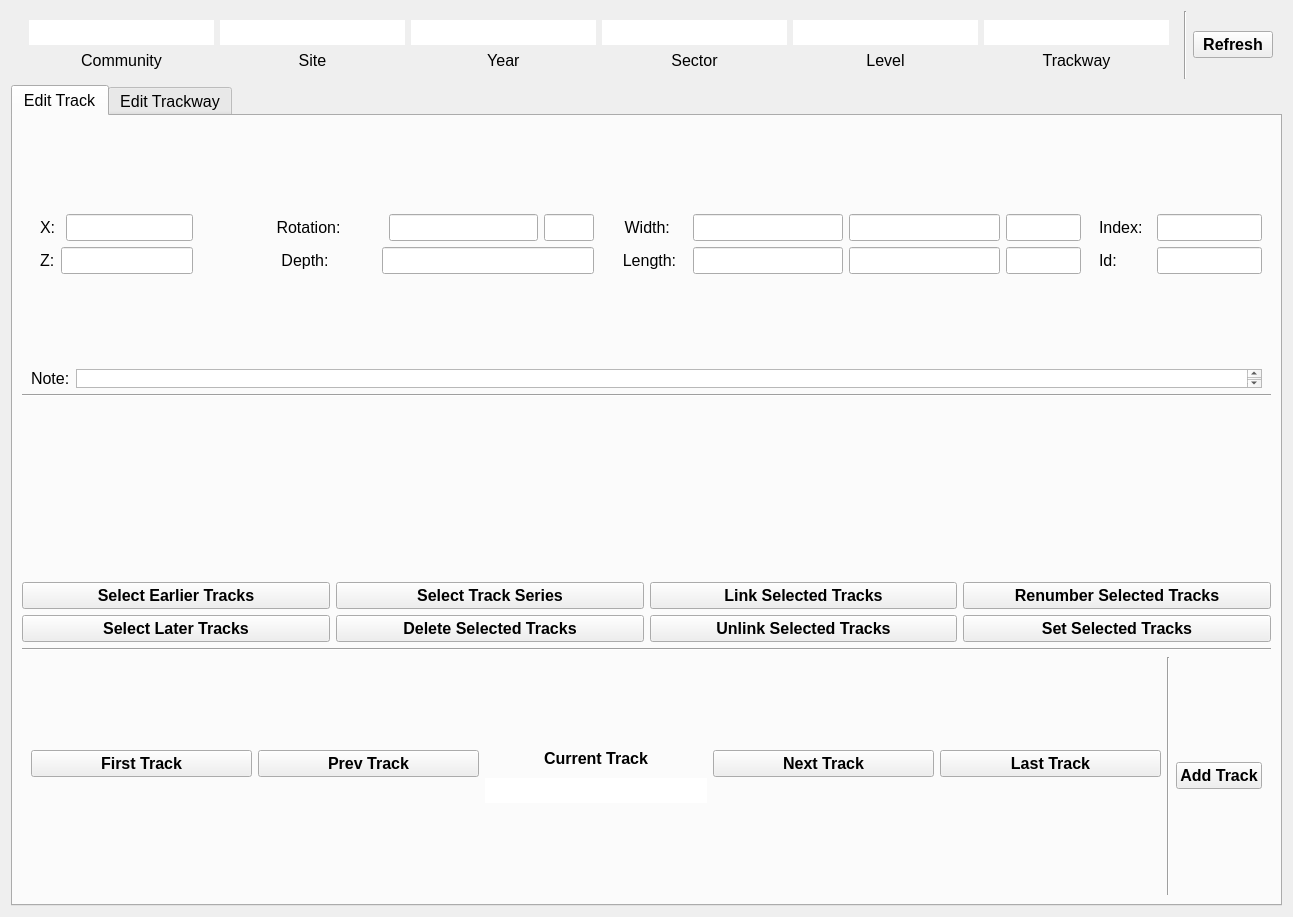
First picture: the form in resources/widget/tools/TrackwayManagerWidget/TrackwayManagerWidget.ui, repository sernst/Cadence, before the edit.
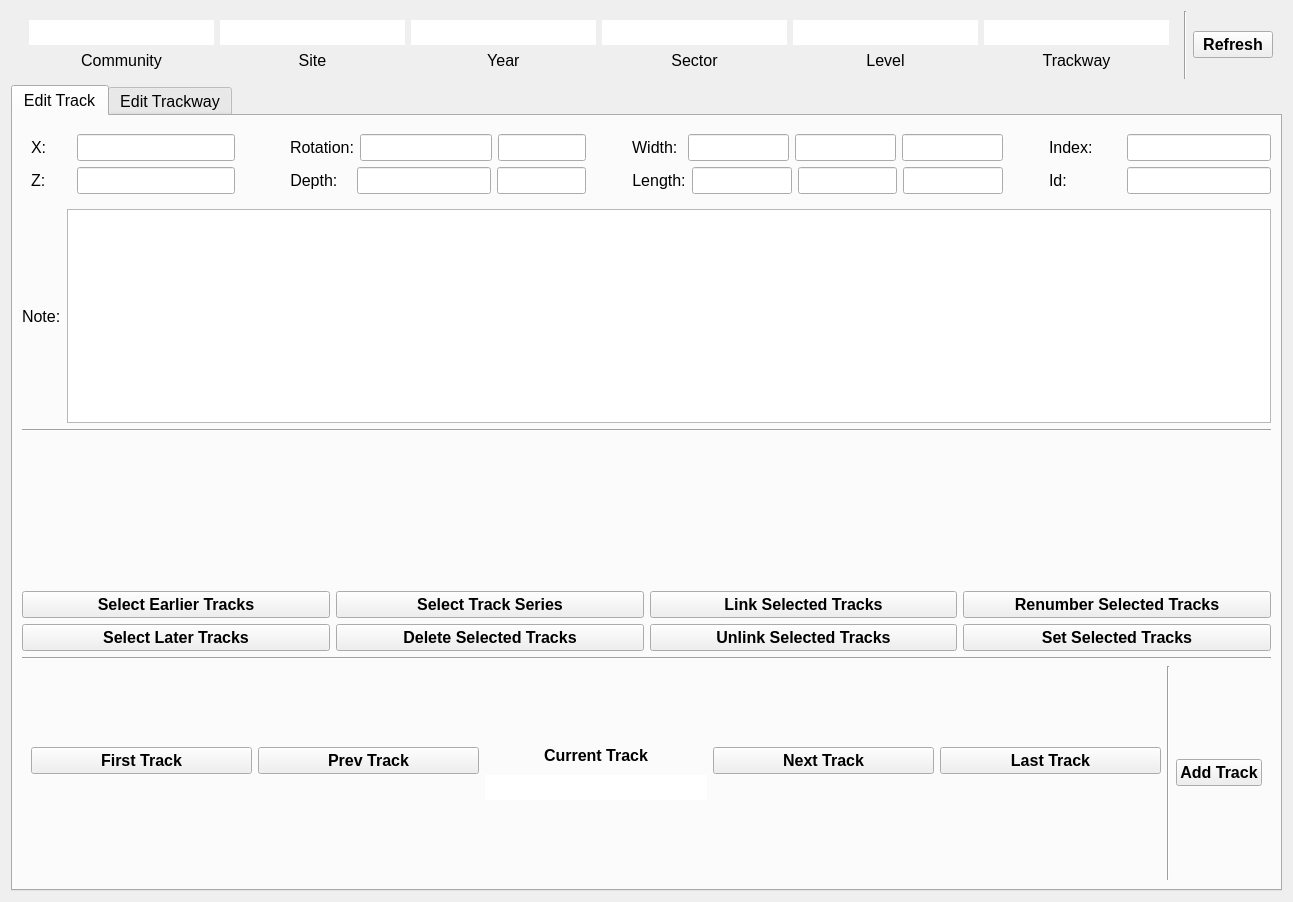
Second picture: the form after the edit. Icons and pictures are not drawn.

Commit message: KAS: Added depth and depth uncertainty attribute, fixed some inconconsistencies in Edit Track tab.

```diff
--- a/resources/widget/tools/TrackwayManagerWidget/TrackwayManagerWidget.ui
+++ b/resources/widget/tools/TrackwayManagerWidget/TrackwayManagerWidget.ui
@@ -10,7 +10,7 @@
     <x>0</x>
     <y>0</y>
     <width>1293</width>
-    <height>917</height>
+    <height>902</height>
    </rect>
   </property>
   <property name="acceptDrops">
@@ -523,26 +523,12 @@
        <item>
         <widget class="QWidget" name="parametersWidget" native="true">
          <property name="sizePolicy">
-          <sizepolicy hsizetype="Preferred" vsizetype="Expanding">
-           <horstretch>0</horstretch>
-           <verstretch>0</verstretch>
-          </sizepolicy>
-         </property>
-         <layout class="QHBoxLayout" name="horizontalLayout_16">
-          <item>
-           <widget class="QWidget" name="coordinatesWidget" native="true">
-            <property name="sizePolicy">
              <sizepolicy hsizetype="Preferred" vsizetype="Fixed">
               <horstretch>0</horstretch>
               <verstretch>0</verstretch>
              </sizepolicy>
             </property>
-            <property name="font">
-             <font>
-              <pointsize>12</pointsize>
-             </font>
-            </property>
-            <layout class="QHBoxLayout" name="horizontalLayout_15">
+         <layout class="QHBoxLayout" name="horizontalLayout_15" stretch="3,0,4,0,5,0,3">
              <property name="leftMargin">
               <number>0</number>
              </property>
@@ -558,7 +544,7 @@
              <item>
               <widget class="QWidget" name="widget_19" native="true">
                <property name="sizePolicy">
-                <sizepolicy hsizetype="Preferred" vsizetype="Fixed">
+             <sizepolicy hsizetype="Expanding" vsizetype="Fixed">
                  <horstretch>0</horstretch>
                  <verstretch>0</verstretch>
                 </sizepolicy>
@@ -566,11 +552,11 @@
                <property name="mouseTracking">
                 <bool>true</bool>
                </property>
-               <layout class="QVBoxLayout" name="verticalLayout_2">
+            <layout class="QVBoxLayout" name="verticalLayout_2" stretch="1,3">
                 <item>
                  <widget class="QWidget" name="horizontalWidget" native="true">
                   <property name="sizePolicy">
-                   <sizepolicy hsizetype="Preferred" vsizetype="Fixed">
+                <sizepolicy hsizetype="Expanding" vsizetype="Fixed">
                     <horstretch>0</horstretch>
                     <verstretch>0</verstretch>
                    </sizepolicy>
@@ -580,7 +566,7 @@
                     <pointsize>12</pointsize>
                    </font>
                   </property>
-                  <layout class="QHBoxLayout" name="horizontalLayout_12">
+               <layout class="QHBoxLayout" name="horizontalLayout_12" stretch="1,4">
                    <property name="leftMargin">
                     <number>0</number>
                    </property>
@@ -653,12 +639,12 @@
                 <item>
                  <widget class="QWidget" name="widget_18" native="true">
                   <property name="sizePolicy">
-                   <sizepolicy hsizetype="Preferred" vsizetype="Fixed">
+                <sizepolicy hsizetype="Expanding" vsizetype="Fixed">
                     <horstretch>0</horstretch>
                     <verstretch>0</verstretch>
                    </sizepolicy>
                   </property>
-                  <layout class="QHBoxLayout" name="horizontalLayout_9">
+               <layout class="QHBoxLayout" name="horizontalLayout_9" stretch="1,4">
                    <property name="leftMargin">
                     <number>0</number>
                    </property>
@@ -741,7 +727,7 @@
              <item>
               <widget class="QWidget" name="widget_21" native="true">
                <property name="sizePolicy">
-                <sizepolicy hsizetype="Fixed" vsizetype="Fixed">
+             <sizepolicy hsizetype="Expanding" vsizetype="Fixed">
                  <horstretch>0</horstretch>
                  <verstretch>0</verstretch>
                 </sizepolicy>
@@ -767,7 +753,7 @@
                     <verstretch>0</verstretch>
                    </sizepolicy>
                   </property>
-                  <layout class="QHBoxLayout" name="horizontalLayout_3" stretch="3,3,1">
+               <layout class="QHBoxLayout" name="horizontalLayout_3" stretch="2,3,2">
                    <property name="leftMargin">
                     <number>0</number>
                    </property>
@@ -783,7 +769,7 @@
                    <item>
                     <widget class="QLabel" name="rotationLbl">
                      <property name="sizePolicy">
-                      <sizepolicy hsizetype="Preferred" vsizetype="Fixed">
+                   <sizepolicy hsizetype="Fixed" vsizetype="Fixed">
                        <horstretch>0</horstretch>
                        <verstretch>0</verstretch>
                       </sizepolicy>
@@ -799,6 +785,9 @@
                      <property name="alignment">
                       <set>Qt::AlignCenter</set>
                      </property>
+                  <property name="margin">
+                   <number>0</number>
+                  </property>
                     </widget>
                    </item>
                    <item>
@@ -845,7 +834,13 @@
                     <verstretch>0</verstretch>
                    </sizepolicy>
                   </property>
-                  <layout class="QHBoxLayout" name="horizontalLayout_14" stretch="2,3">
+               <property name="mouseTracking">
+                <bool>false</bool>
+               </property>
+               <property name="acceptDrops">
+                <bool>false</bool>
+               </property>
+               <layout class="QHBoxLayout" name="horizontalLayout_14" stretch="2,3,2">
                    <property name="leftMargin">
                     <number>0</number>
                    </property>
@@ -861,7 +856,7 @@
                    <item>
                     <widget class="QLabel" name="depthLbl">
                      <property name="sizePolicy">
-                      <sizepolicy hsizetype="Preferred" vsizetype="Fixed">
+                   <sizepolicy hsizetype="Fixed" vsizetype="Fixed">
                        <horstretch>0</horstretch>
                        <verstretch>0</verstretch>
                       </sizepolicy>
@@ -872,7 +867,7 @@
                       </font>
                      </property>
                      <property name="text">
-                      <string>Depth:</string>
+                   <string>Depth:   </string>
                      </property>
                      <property name="alignment">
                       <set>Qt::AlignCenter</set>
@@ -897,7 +892,19 @@
                      </property>
                     </widget>
                    </item>
-                  </layout>
+                <item>
+                 <widget class="QLineEdit" name="depthUncertaintyLE">
+                  <property name="font">
+                   <font>
+                    <pointsize>12</pointsize>
+                   </font>
+                  </property>
+                  <property name="frame">
+                   <bool>true</bool>
+                  </property>
+                  <property name="alignment">
+                   <set>Qt::AlignRight|Qt::AlignTrailing|Qt::AlignVCenter</set>
+                  </property>
                  </widget>
                 </item>
                </layout>
@@ -920,9 +927,9 @@
            </spacer>
           </item>
           <item>
-           <widget class="QWidget" name="dimensionsWidget_2" native="true">
+           <widget class="QWidget" name="dimensionsWidget" native="true">
             <property name="sizePolicy">
-             <sizepolicy hsizetype="Preferred" vsizetype="Fixed">
+             <sizepolicy hsizetype="Expanding" vsizetype="Fixed">
               <horstretch>0</horstretch>
               <verstretch>0</verstretch>
              </sizepolicy>
@@ -948,7 +955,7 @@
                  <verstretch>0</verstretch>
                 </sizepolicy>
                </property>
-               <layout class="QHBoxLayout" name="horizontalLayout_8" stretch="1,2,2,1">
+               <layout class="QHBoxLayout" name="horizontalLayout_8" stretch="1,2,2,2">
                 <property name="leftMargin">
                  <number>0</number>
                 </property>
@@ -1050,7 +1057,7 @@
                  <verstretch>0</verstretch>
                 </sizepolicy>
                </property>
-               <layout class="QHBoxLayout" name="horizontalLayout_13" stretch="1,2,2,1">
+               <layout class="QHBoxLayout" name="horizontalLayout_13" stretch="1,2,2,2">
                 <property name="leftMargin">
                  <number>0</number>
                 </property>
@@ -1153,7 +1160,7 @@
               <verstretch>0</verstretch>
              </sizepolicy>
             </property>
-            <layout class="QVBoxLayout" name="verticalLayout_11">
+            <layout class="QVBoxLayout" name="verticalLayout_11" stretch="0,0">
              <property name="leftMargin">
               <number>0</number>
              </property>
@@ -1310,10 +1317,22 @@
        </item>
        <item>
         <widget class="QWidget" name="widget_3" native="true">
+         <property name="sizePolicy">
+          <sizepolicy hsizetype="Preferred" vsizetype="Expanding">
+           <horstretch>0</horstretch>
+           <verstretch>0</verstretch>
+          </sizepolicy>
+         </property>
          <layout class="QHBoxLayout" name="horizontalLayout_6">
+          <property name="leftMargin">
+           <number>0</number>
+          </property>
           <property name="topMargin">
            <number>0</number>
           </property>
+          <property name="rightMargin">
+           <number>0</number>
+          </property>
           <property name="bottomMargin">
            <number>0</number>
           </property>
```
Left out of the diff: 21 changed lines with no effect on the pictures. Lines whose indentation alone changed are shown as unchanged. The commit also changes 2 other files.
